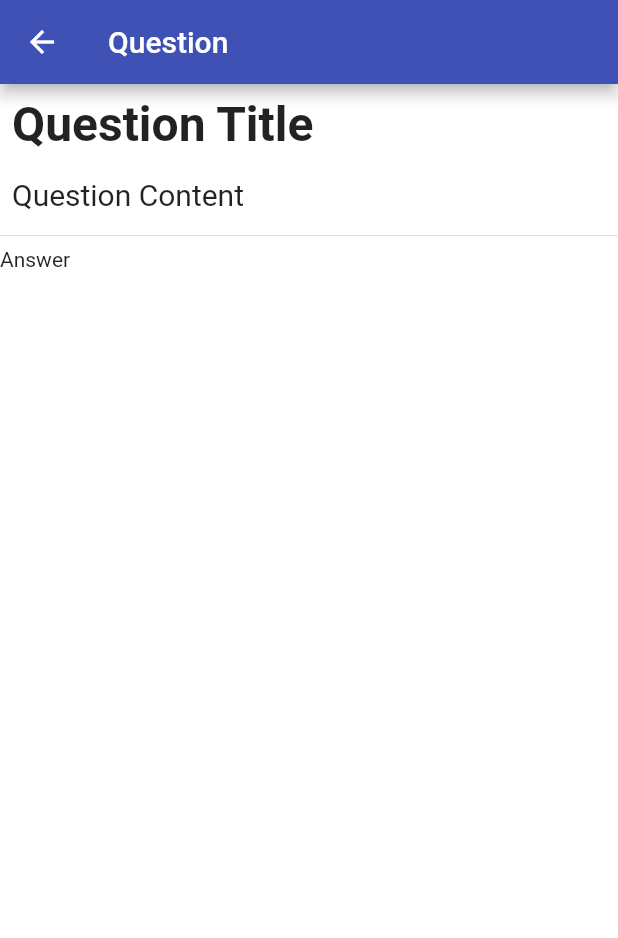
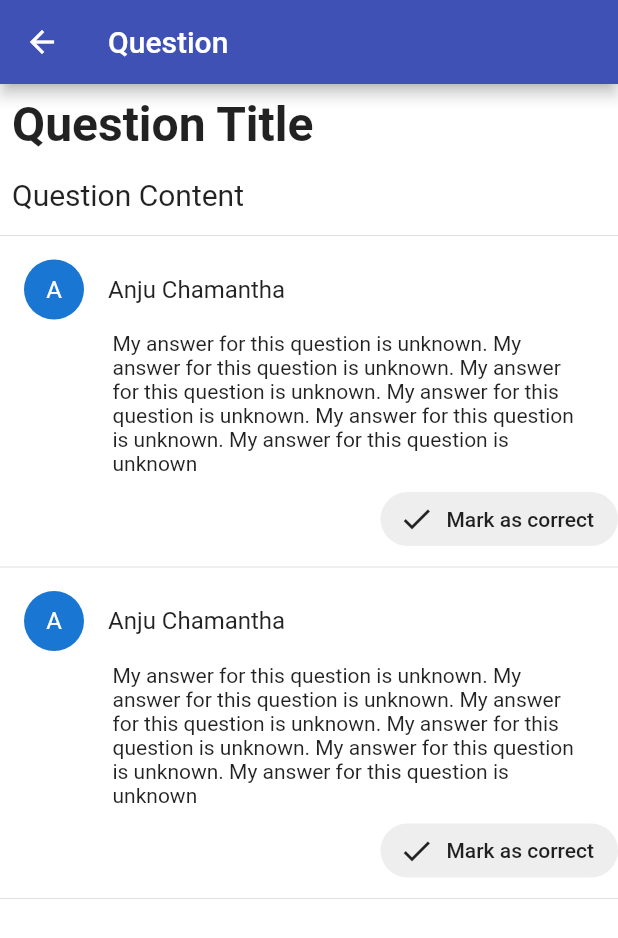
Before and after one commit to RealHack-2-0/Pulse, a Flutter app: the QuestionScreen screen opened directly, on a phone screen of 412 x 824 dp. Shown: the top 938 px of the screen. Run offline on Flutter 3.47's test engine with Material 2 defaults, Android fonts, the phone set to English and light mode, and no system bars; our stand-ins replace dio, flutter_form_builder, flutter_spinkit.

Commit message:
designed answer widget

```diff
--- a/qna-flutter/lib/views/question/answer.dart
+++ b/qna-flutter/lib/views/question/answer.dart
@@ -3,8 +3,38 @@ import 'package:flutter/material.dart';
 class Answer extends StatelessWidget {
   @override
   Widget build(BuildContext context) {
-    return Container(
-      child: Text("Answer"),
+    return Column(
+      children: <Widget>[
+        Padding(
+          padding: const EdgeInsets.fromLTRB(0, 0, 0, 0),
+          child: ListTile(
+            leading: CircleAvatar(
+              child: Text("A"),
+            ),
+            title: Text("Anju Chamantha"),
+          ),
+        ),
+        Padding(
+          padding: const EdgeInsets.fromLTRB(75, 0, 20, 5),
+          child: Text(
+              "My answer for this question is unknown. My answer for this question is unknown. My answer for this question is unknown. My answer for this question is unknown. My answer for this question is unknown. My answer for this question is unknown"),
+        ),
+        Row(
+          mainAxisAlignment: MainAxisAlignment.end,
+          children: <Widget>[
+            FlatButton.icon(
+              icon: Icon(Icons.check),
+              shape: RoundedRectangleBorder(
+                borderRadius: BorderRadiusDirectional.circular(20),
+              ),
+              color: Colors.grey[200],
+              label: Text("Mark as correct"),
+              onPressed: () {},
+            ),
+          ],
+        ),
+        Divider(),
+      ],
     );
   }
 }
--- a/qna-flutter/lib/views/question/question_screen.dart
+++ b/qna-flutter/lib/views/question/question_screen.dart
@@ -26,6 +26,7 @@ class QuestionScreen extends StatelessWidget {
           ),
           Divider(),
         Answer(),
+        Answer(),
         ],
       ),
     );
```
